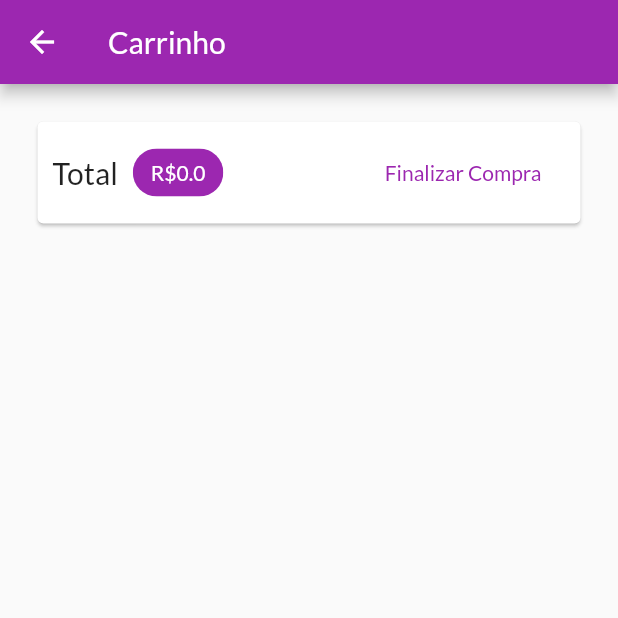
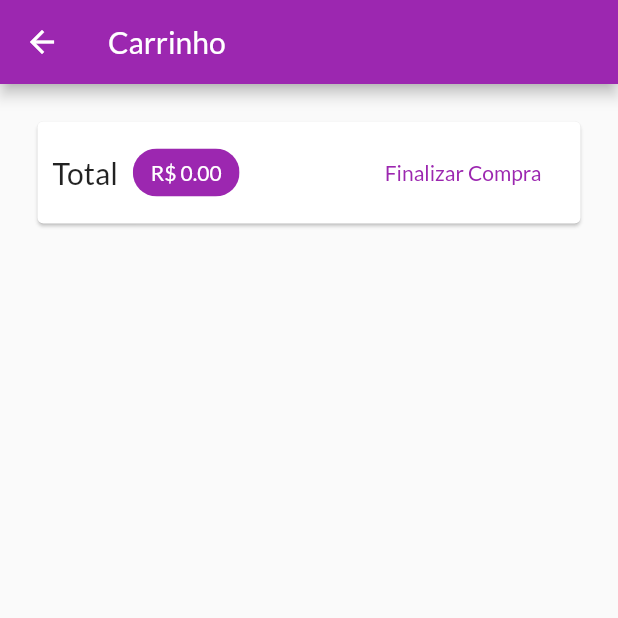
Before and after one commit to Egito/flutterMyShop, a Flutter app: the VenCarro screen opened by its route, after a tap on "Finalizar Compra", on a phone screen of 412 x 824 dp, the top half of it. Run offline on Flutter 3.47's test engine with Material 2 defaults, Android fonts, the phone set to English and light mode, and no system bars; network calls fail.

Commit message:
atualizacao de carrinho, pedido e lista de pedidos

```diff
--- /dev/null
+++ b/lib/models/fat_pedido_model.dart
@@ -0,0 +1,18 @@
+import 'package:flutterMyShop/models/ven_carro_item_model.dart';
+
+class FatPedidoModel {
+
+  final String id;
+  final double total;
+  final int itens;
+  final DateTime data;
+  final List<VenCarroItemModel> produtos;
+
+  FatPedidoModel({
+    this.id,
+    this.total,
+    this.itens,
+    this.data,
+    this.produtos,
+  });
+}
--- a/lib/paginas/cce/cce_pro_cat.dart
+++ b/lib/paginas/cce/cce_catalogo.dart
@@ -1,4 +1,5 @@
 import 'package:flutter/material.dart';
+import 'package:flutterMyShop/paginas/acc/acc_menu.dart';
 import 'package:flutterMyShop/servicos/cce_produto_provider.dart';
 import 'package:flutterMyShop/servicos/ven_carro_provider.dart';
 import 'package:flutterMyShop/rotas/rotas.dart';
@@ -39,7 +40,7 @@ class CceProCatalogo extends StatelessWidget {
             child: IconButton(
               icon: Icon(Icons.shopping_cart),
               onPressed: () {
-                Navigator.of(context).pushNamed(AppRoutes.VEN_CAR_DETALHE);
+                Navigator.of(context).pushNamed(AppRoutes.VEN_CARRINHO);
               },
             ),
             builder: (_, carro, child) => VenCarroIcone(
@@ -50,6 +51,7 @@ class CceProCatalogo extends StatelessWidget {
         ],
       ),
       body: CceProCatGrid(),
+      drawer: AccMenu(),
     );
   }
 }
--- a/lib/paginas/cce/cce_pro_cat_grid.dart
+++ b/lib/paginas/cce/cce_pro_cat_grid.dart
@@ -1,4 +1,5 @@
 import 'package:flutter/material.dart';
+
 import 'package:flutterMyShop/servicos/cce_produto_provider.dart';
 import 'package:flutterMyShop/paginas/cce/cce_pro_cat_item.dart';
 import 'package:provider/provider.dart';
--- a/lib/paginas/cce/cce_pro_cat_item.dart
+++ b/lib/paginas/cce/cce_pro_cat_item.dart
@@ -20,7 +20,7 @@ class CceProCataItem extends StatelessWidget {
         child: GestureDetector(
           onTap: () {
             Navigator.of(context).pushNamed(
-              AppRoutes.CCE_PRO_DETALHE,
+              AppRoutes.CCE_PRODUTO,
               arguments: produto,
             );
           },
--- /dev/null
+++ b/lib/paginas/fat/fat_ped_detalhe.dart
@@ -0,0 +1,81 @@
+import 'package:flutter/material.dart';
+import 'package:flutterMyShop/models/fat_pedido_model.dart';
+import 'package:intl/intl.dart';
+
+class FatPedDetalhe extends StatefulWidget {
+
+  final FatPedidoModel pedido;
+
+  FatPedDetalhe(
+    this.pedido,
+  );
+
+  @override
+  _FatPedDetalheState createState() => _FatPedDetalheState();
+}
+
+class _FatPedDetalheState extends State<FatPedDetalhe> {
+  bool _expandido = false;
+
+  @override
+  Widget build(BuildContext context) {
+    return Card(
+      margin: EdgeInsets.all(10),
+      child: Column(
+        children: [
+          ListTile(
+            title: Text('R\$ ${widget.pedido.total.toStringAsFixed(2)}'),
+            subtitle: Text(
+              DateFormat('dd/MM/yyyy hh:mm').format(widget.pedido.data),
+            ),
+            trailing: IconButton(
+              icon: Icon(Icons.expand_more),
+              onPressed: () {
+                setState(() {
+                  _expandido = !_expandido;
+                });
+              },
+            ),
+          ),
+          if(_expandido)
+            Container(
+              padding: EdgeInsets.symmetric(
+                horizontal: 15,
+                vertical: 4,
+              ),
+              height: widget.pedido.itens * 25.0 + 10,
+              child: ListView(
+                children: widget.pedido.produtos.map((p) {
+                  return Row(
+                    mainAxisAlignment: MainAxisAlignment.spaceBetween,
+                    children: <Widget>[
+                      Flexible(
+                        child: new Container(
+                          padding: new EdgeInsets.only(right: 13.0),
+                          child: new Text(
+                            p.descr,
+                            style: TextStyle(
+                              fontSize: 18,
+                              fontWeight: FontWeight.bold,
+                            ),
+                            overflow: TextOverflow.ellipsis,
+                          ),
+                        ),
+                      ),
+                      Text(
+                        '${p.quant} x R\$ ${p.preco.toString()}',
+                        style: TextStyle(
+                          fontSize: 18,
+                          color: Colors.grey,
+                        ),
+                      ),
+                    ],
+                  );
+                }).toList(),
+              ),
+            ),
+        ],
+      ),
+    );
+  }
+}
--- /dev/null
+++ b/lib/paginas/fat/fat_pedidos.dart
@@ -0,0 +1,26 @@
+import 'package:flutter/material.dart';
+import 'package:flutterMyShop/models/fat_pedido_model.dart';
+import 'package:flutterMyShop/paginas/acc/acc_menu.dart';
+import 'package:flutterMyShop/paginas/fat/fat_ped_detalhe.dart';
+import 'package:flutterMyShop/servicos/fat_pedidos_provider.dart';
+import 'package:provider/provider.dart';
+
+class FatPedidos extends StatelessWidget {
+
+
+  @override
+  Widget build(BuildContext context) {
+    final FatPedidosProvider pedidos = Provider.of(context);
+
+    return Scaffold(
+      appBar: AppBar(
+        title: Text('Meus Pedidos'),
+      ),
+      drawer: AccMenu(),
+      body: ListView.builder(
+        itemCount: pedidos.itensPed,
+        itemBuilder: (ctx, i) => FatPedDetalhe(pedidos.itemPed[i]),
+      ),
+    );
+  }
+}
--- a/lib/paginas/ven/ven_carro.dart
+++ b/lib/paginas/ven/ven_carro.dart
@@ -1,4 +1,5 @@
 import 'package:flutter/material.dart';
+import 'package:flutterMyShop/servicos/fat_pedidos_provider.dart';
 import 'package:provider/provider.dart';
 
 import 'package:flutterMyShop/servicos/ven_carro_provider.dart';
@@ -30,7 +31,7 @@ class VenCarro extends StatelessWidget {
                   SizedBox(width: 10),
                   Chip(
                     label: Text(
-                      'R\$${carro.totalCarro}',
+                      'R\$ ${carro.totalCarro.toStringAsFixed(2)}',
                       style: TextStyle(
                         color: Theme.of(context).primaryTextTheme.title.color,
                       ),
@@ -39,7 +40,11 @@ class VenCarro extends StatelessWidget {
                   ),
                   Spacer(),
                   FlatButton(
-                    onPressed: () {},
+                    onPressed: () {
+                      Provider.of<FatPedidosProvider>(context, listen: false)
+                        .addPedido(carro);
+                      carro.limpaCarro();
+                    },
                     child: Text('Finalizar Compra'),
                     textColor: Theme.of(context).primaryColor,
                   )
--- a/lib/paginas/ven/ven_carro_item.dart
+++ b/lib/paginas/ven/ven_carro_item.dart
@@ -1,7 +1,7 @@
 import 'package:flutter/material.dart';
 
 import 'package:flutterMyShop/models/ven_carro_item_model.dart';
-import 'package:flutterMyShop/paginas/ven/ven_carro.dart';
+
 import 'package:flutterMyShop/servicos/ven_carro_provider.dart';
 import 'package:provider/provider.dart';
 
@@ -49,7 +49,7 @@ class VenCarroItem extends StatelessWidget {
               ),
             ),
             title: Text(carroItem.descr),
-            subtitle: Text('Total R\$: ${carroItem.preco * carroItem.quant}'),
+            subtitle: Text('Total R\$: ${(carroItem.preco * carroItem.quant).toStringAsFixed(2)}'),
             trailing: Text('${carroItem.quant}x'),
           ),
         ),
--- a/lib/rotas/rotas.dart
+++ b/lib/rotas/rotas.dart
@@ -1,4 +1,6 @@
 class AppRoutes {
-  static const CCE_PRO_DETALHE = '/cce-produto-detalhe';
-  static const VEN_CAR_DETALHE = '/ven-carro-detalhe';
+  static const HOME = '/shopping';
+  static const FAT_PEDIDOS = '/fat-pedidos';
+  static const CCE_PRODUTO = '/cce-produto';
+  static const VEN_CARRINHO = '/ven-carrinho';
 }
--- /dev/null
+++ b/lib/servicos/fat_pedidos_provider.dart
@@ -0,0 +1,34 @@
+import 'dart:math';
+
+import 'package:flutter/material.dart';
+import 'package:flutterMyShop/models/fat_pedido_model.dart';
+import 'package:flutterMyShop/servicos/ven_carro_provider.dart';
+
+
+class FatPedidosProvider with ChangeNotifier {
+  List<FatPedidoModel> _itemPed = [];
+
+  List<FatPedidoModel> get itemPed {
+    return [..._itemPed];
+  }
+
+  int get itensPed {
+    return _itemPed.length;
+  }
+
+  void addPedido(VenCarroProvider carro) {
+    //final total = carro.fold(0.0, (t, i) => t + (i.quant * i.preco));
+    _itemPed.insert(
+      0,
+      FatPedidoModel(
+        id: Random().nextDouble().toString(),
+        total: carro.totalCarro,
+        itens: carro.itensCarro,
+        data: DateTime.now(),
+        produtos: carro.itens.values.toList(),
+      ),
+    );
+
+    notifyListeners();
+  }
+}
--- a/lib/servicos/ven_carro_provider.dart
+++ b/lib/servicos/ven_carro_provider.dart
@@ -53,4 +53,9 @@ class VenCarroProvider with ChangeNotifier {
     _itens.remove(id);
     notifyListeners();
   }
+
+  void limpaCarro() {
+    _itens = {};
+    notifyListeners();
+  }
 }
--- a/pubspec.yaml
+++ b/pubspec.yaml
@@ -20,6 +20,7 @@ dependencies:
   flutter:
     sdk: flutter
   provider: 4.0.5
+  intl: ^0.16;1
 
   # The following adds the Cupertino Icons font to your application.
   # Use with the CupertinoIcons class for iOS style icons.
```
Also changed, not shown: lib/main.dart (+12 -5 lines), lib/paginas/acc/acc_menu.dart (added, +37 -0 lines), lib/paginas/cce/cce_pro_cat_item_det.dart (+30 -0 lines), pubspec.lock.
